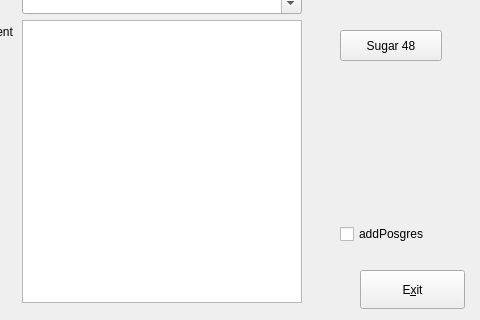
Old version of the form forms/addvitals.ui in the repository lbase/bpvitals; both pictures show x 160 to 640 and y 160 to 480 of the 640 by 480 pixel window.
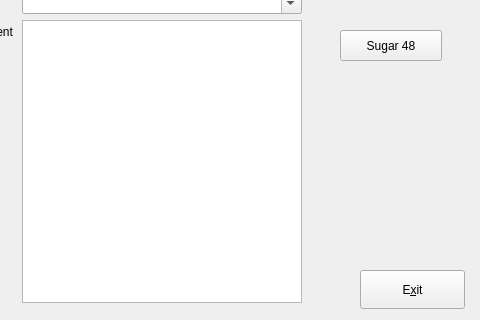
New version of the form. Icons and pictures are not drawn.

```diff
--- a/forms/addvitals.ui
+++ b/forms/addvitals.ui
@@ -216,19 +216,6 @@
     <string>Insert Only</string>
    </property>
   </widget>
-  <widget class="QCheckBox" name="chkPG">
-   <property name="geometry">
-    <rect>
-     <x>500</x>
-     <y>380</y>
-     <width>111</width>
-     <height>28</height>
-    </rect>
-   </property>
-   <property name="text">
-    <string>addPosgres</string>
-   </property>
-  </widget>
   <widget class="QPushButton" name="btnbpgraph">
    <property name="geometry">
     <rect>
```
Left out of the diff: 1 changed line with no effect on the pictures.
